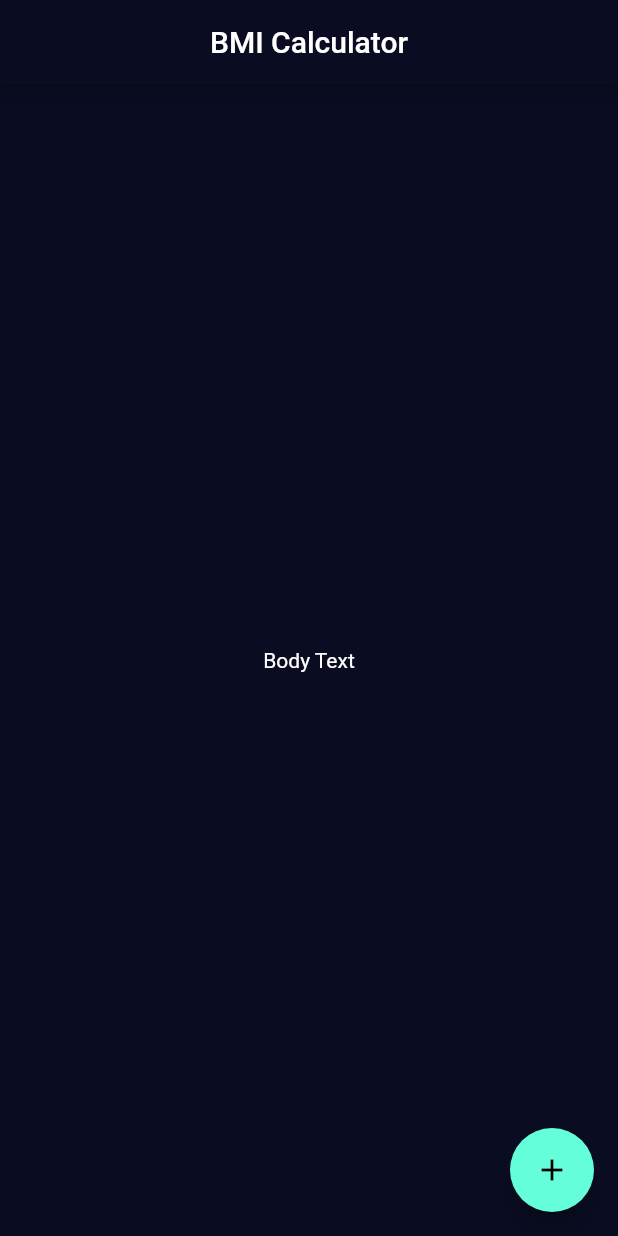
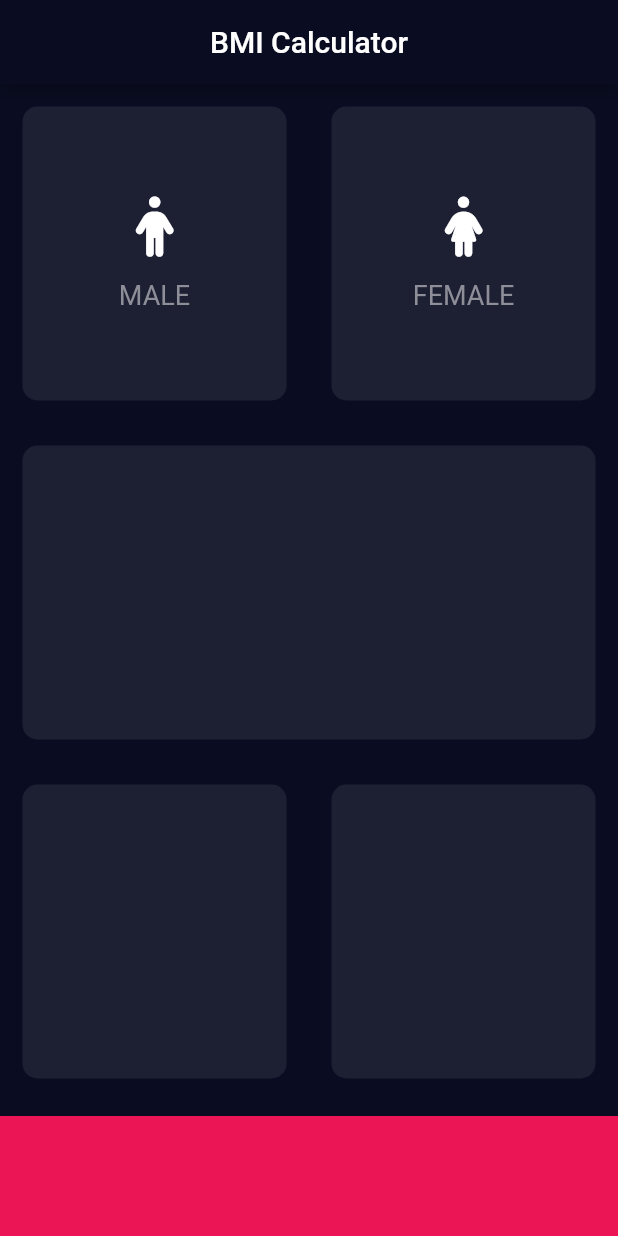
Before and after one commit to Omars-dev/BMI-Calculator, a Flutter app: the screen it shows after launch, on a phone screen of 412 x 824 dp. Run offline on Flutter 3.47's test engine with Material 2 defaults, Android fonts, the phone set to English and light mode, and no system bars; our stand-ins replace font_awesome_flutter.

Commit message:
UI Changes

```diff
--- /dev/null
+++ b/lib/icon_content.dart
@@ -0,0 +1,37 @@
+import 'package:flutter/material.dart';
+
+const labelTextStyle = TextStyle(
+    fontSize: 18,
+    color: Color(0xFF8D8E98),
+);
+
+class IconWidget extends StatelessWidget {
+
+  const IconWidget({super.key, this.icon, this.label});
+
+  final IconData? icon;
+  final String? label;
+
+  @override
+  Widget build(BuildContext context) {
+    return Column(
+      mainAxisAlignment: MainAxisAlignment.center,
+      children: [
+        Icon(
+          icon,
+          size: 40,
+        ),
+        const SizedBox(
+          height: 15,
+        ),
+        Padding(
+          padding: const EdgeInsets.symmetric(horizontal: 8),
+          child: Text(
+            label!,
+            style: labelTextStyle,
+          ),
+        ),
+      ],
+    );
+  }
+}
--- /dev/null
+++ b/lib/input_page.dart
@@ -0,0 +1,73 @@
+import 'dart:ui';
+import 'package:flutter/material.dart';
+import 'package:font_awesome_flutter/font_awesome_flutter.dart';
+import 'icon_content.dart';
+import 'reusable_card.dart';
+
+const bottomContainerHeight = 80.0;
+const activeCardColor = Color(0xFF1D1F33);
+const bottomContainerColor = Color(0xFFEB1555);
+
+class InputPage extends StatefulWidget {
+  const InputPage({Key? key}) : super(key: key);
+  @override
+  State<InputPage> createState() => _InputPageState();
+}
+
+class _InputPageState extends State<InputPage> {
+  @override
+  Widget build(BuildContext context) {
+    return Scaffold(
+      appBar: AppBar(
+        title: const Center(child: Text("BMI Calculator")),
+      ),
+      body: Column(
+        children: [
+          Expanded(
+              child: Row(
+            children: const [
+              Expanded(
+                child: ReusableCard(
+                  colour: activeCardColor,
+                  cardChild: IconWidget(
+                    icon: FontAwesomeIcons.person,
+                    label: 'MALE',
+                  ),
+                ),
+              ),
+              Expanded(
+                child: ReusableCard(
+                    colour: activeCardColor,
+                  cardChild: IconWidget(
+                    icon: FontAwesomeIcons.personDress,
+                    label: 'FEMALE',
+                  ),
+                ),
+              ),
+            ],
+          )),
+          const Expanded(
+            child: ReusableCard(colour: activeCardColor),
+          ),
+          Expanded(
+              child: Row(
+            children: const [
+              Expanded(
+                child: ReusableCard(colour: activeCardColor),
+              ),
+              Expanded(
+                child: ReusableCard(colour: activeCardColor),
+              ),
+            ],
+          )),
+          Container(
+            color: bottomContainerColor,
+            margin: const EdgeInsets.only(top: 10.0),
+            width: double.infinity,
+            height: bottomContainerHeight,
+          ),
+        ],
+      ),
+    );
+  }
+}
--- a/lib/main.dart
+++ b/lib/main.dart
@@ -1,4 +1,5 @@
 import 'package:flutter/material.dart';
+import 'input_page.dart';
 
 void main() {
   runApp(const MyApp());
@@ -20,28 +21,3 @@ class MyApp extends StatelessWidget {
     );
   }
 }
-
-class InputPage extends StatefulWidget {
-  const InputPage({Key? key}) : super(key: key);
-
-  @override
-  State<InputPage> createState() => _InputPageState();
-}
-
-class _InputPageState extends State<InputPage> {
-  @override
-  Widget build(BuildContext context) {
-    return Scaffold(
-      appBar: AppBar(
-        title: const Center(child: Text("BMI Calculator")),
-      ),
-      body: const Center(
-        child: Text("Body Text"),
-      ),
-      floatingActionButton: FloatingActionButton(
-        onPressed: () {},
-        child: const Icon(Icons.add),
-      ),
-    );
-  }
-}
--- /dev/null
+++ b/lib/reusable_card.dart
@@ -0,0 +1,19 @@
+import 'package:flutter/material.dart';
+
+class ReusableCard extends StatelessWidget {
+  const ReusableCard({super.key, this.colour, this.cardChild});
+  final Color? colour;
+  final Widget? cardChild;
+
+  @override
+  Widget build(BuildContext context) {
+    return Container(
+      child: cardChild,
+      margin: const EdgeInsets.all(15),
+      decoration: BoxDecoration(
+        color: colour,
+        borderRadius: BorderRadius.circular(10),
+      ),
+    );
+  }
+}
--- a/pubspec.yaml
+++ b/pubspec.yaml
@@ -19,7 +19,7 @@ publish_to: 'none' # Remove this line if you wish to publish to pub.dev
 version: 1.0.0+1
 
 environment:
-  sdk: '>=2.19.4 <3.0.0'
+  sdk: '>=2.19.4 <4.0.0'
 
 # Dependencies specify other packages that your package needs in order to work.
 # To automatically upgrade your package dependencies to the latest versions
@@ -35,6 +35,7 @@ dependencies:
   # The following adds the Cupertino Icons font to your application.
   # Use with the CupertinoIcons class for iOS style icons.
   cupertino_icons: ^1.0.2
+  font_awesome_flutter:
 
 dev_dependencies:
   flutter_test:
```
Also changed, not shown: pubspec.lock.
